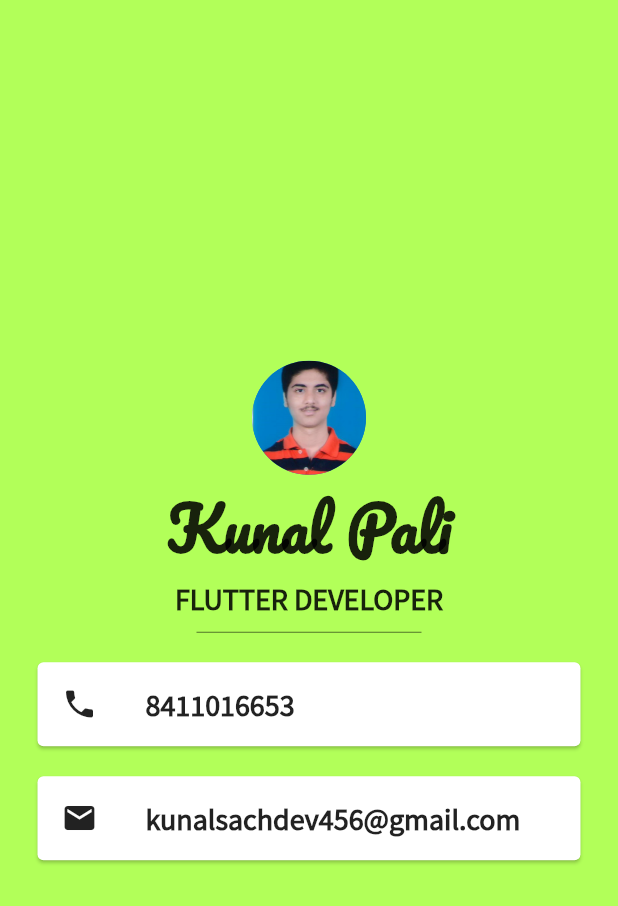
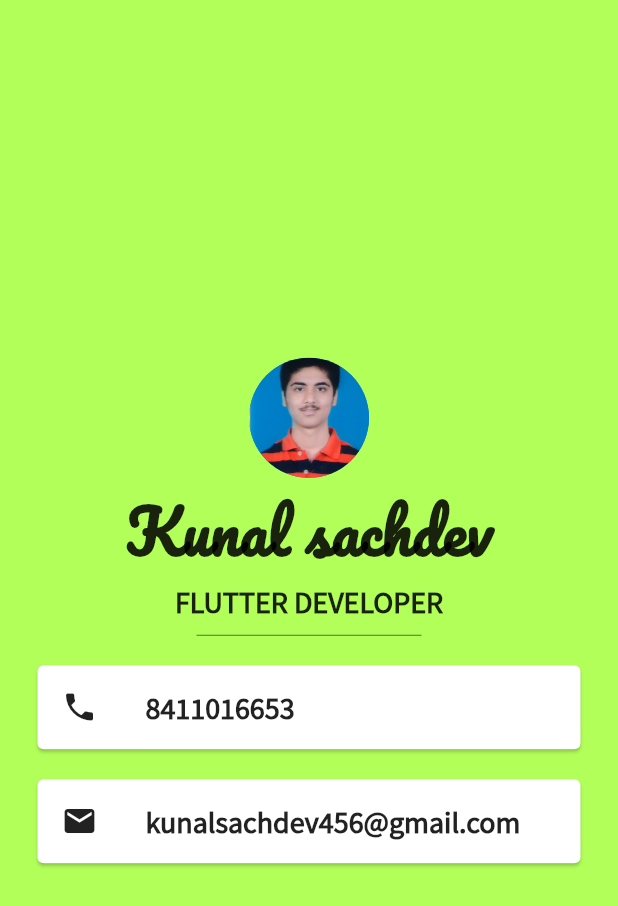
Before and after one commit to Kunal2412/business_card, a Flutter app: the screen it shows after launch, on a phone screen of 412 x 824 dp. Shown: the top 906 px of the screen. Run offline on Flutter 3.47's test engine with Material 2 defaults, Android fonts, the phone set to English and light mode, and no system bars.

Commit message:
changes done

```diff
--- a/lib/main.dart
+++ b/lib/main.dart
@@ -15,11 +15,11 @@ class MyApp extends StatelessWidget {
             mainAxisAlignment: MainAxisAlignment.center,
             children: [
               CircleAvatar(
-                radius: 38.0,
+                radius: 40.0,
                 backgroundImage: AssetImage('images/photo.jpg'),
               ),
               Text(
-                "Kunal Pali",
+                "Kunal sachdev",
                 style: TextStyle(
                   fontSize: 40.0,
                   color: Colors.black87,
```
